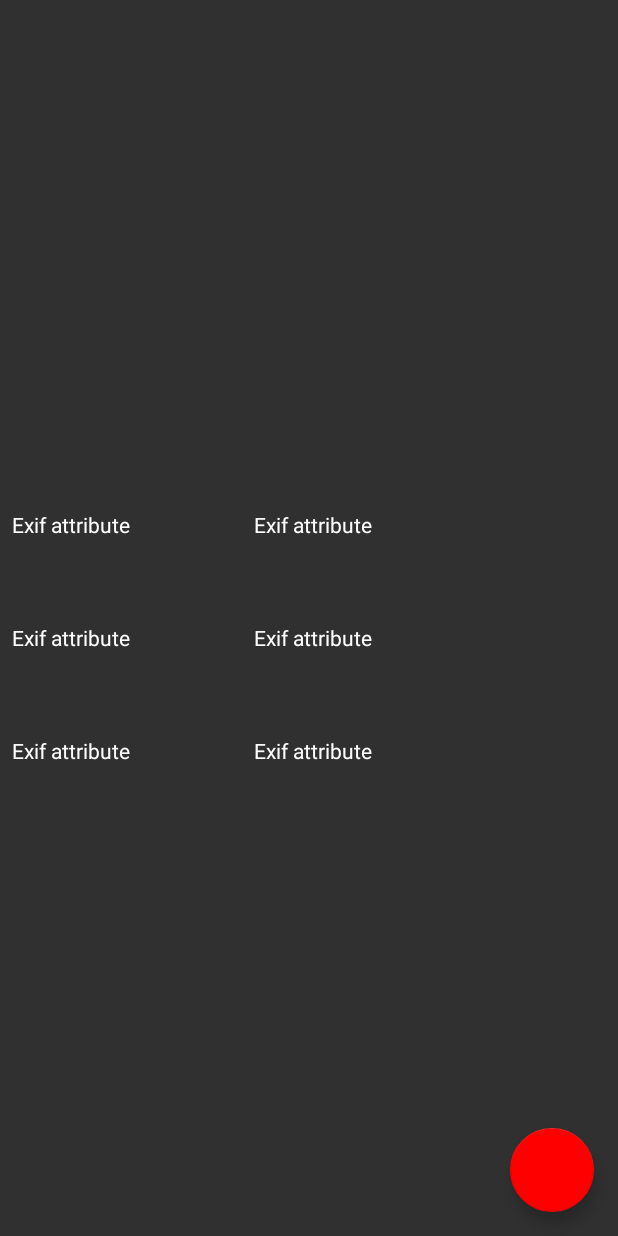
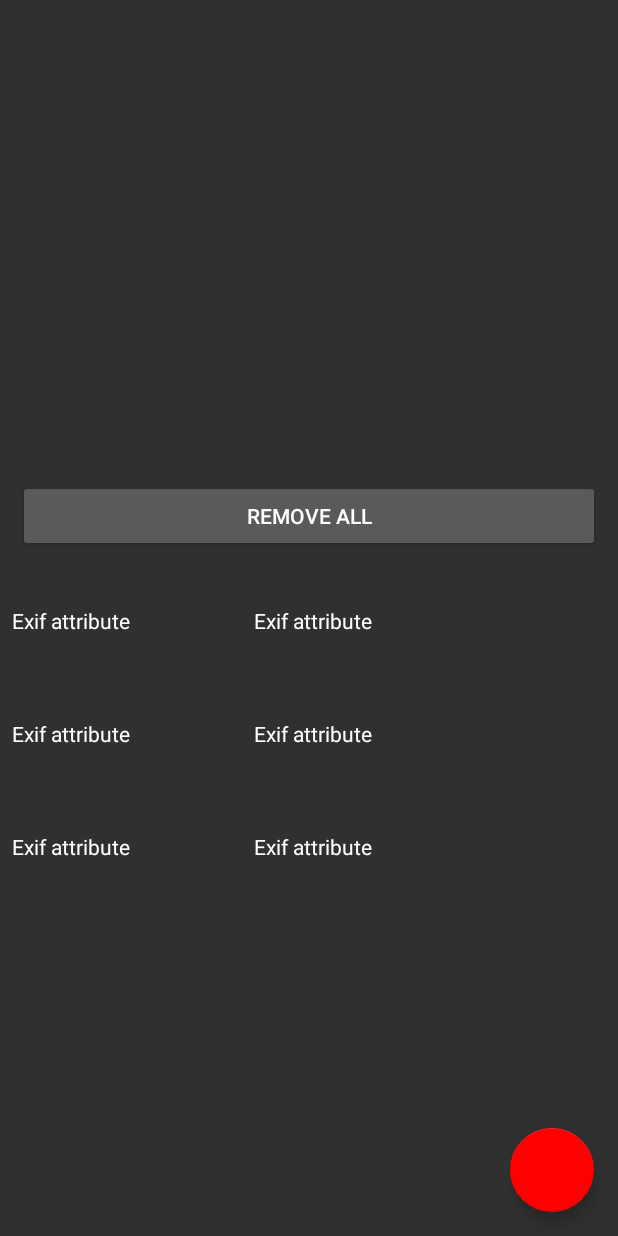
Before and after one commit to antonis179/exif-stripper, an Android app: the layout fragment_image_handling.xml on its own in the app's theme, with its tools: preview values and no code run, on a phone screen of 412 x 824 dp. Run offline under Robolectric (Android 15) with nearby library versions, the phone set to English and light mode, and no system bars.

Commit message:
Added remove all functionality

```diff
--- a/app/src/main/java/org/amoustakos/exifstripper/io/file/schemehandlers/ContentSchemeHandler.kt
+++ b/app/src/main/java/org/amoustakos/exifstripper/io/file/schemehandlers/ContentSchemeHandler.kt
@@ -127,7 +127,7 @@ internal class ContentSchemeHandler : SchemeHandler {
 
 			"content".equals(uri.scheme!!, ignoreCase = true) -> // Return the remote address
 				return if (isGooglePhotosUri(uri))
-					uri.lastPathSegment
+					uri.path
 				else
 					getDataColumn(uri, null, null)
 
@@ -167,7 +167,8 @@ internal class ContentSchemeHandler : SchemeHandler {
 	fun isExternalStorageDocument(uri: Uri) = "com.android.externalstorage.documents" == uri.authority
 	fun isDownloadsDocument(uri: Uri) = "com.android.providers.downloads.documents" == uri.authority
 	fun isMediaDocument(uri: Uri) = "com.android.providers.media.documents" == uri.authority
-	fun isGooglePhotosUri(uri: Uri) = "com.google.android.apps.photos.content" == uri.authority
+	fun isGooglePhotosUri(uri: Uri) = uri.authority?.startsWith("com.google.android.apps.photos")
+			?: false
 
 
 
--- a/app/src/main/res/layout/fragment_image_handling.xml
+++ b/app/src/main/res/layout/fragment_image_handling.xml
@@ -20,12 +20,24 @@
 			android:layout_width="match_parent"
 			android:layout_height="wrap_content"
 			android:orientation="vertical">
+
 			<ImageView
 				android:id="@+id/iv_preview"
 				android:layout_width="match_parent"
 				android:layout_height="@dimen/image_preview_height"
 				android:layout_marginBottom="@dimen/margin_normal"
 				android:contentDescription="@string/image_preview"/>
+
+			<Button
+				android:id="@+id/btn_remove_all"
+				android:layout_width="match_parent"
+				android:layout_height="wrap_content"
+				android:layout_margin="@dimen/margin_normal"
+				android:text="@string/remove_all"
+				android:gravity="center"
+				android:layout_gravity="center"
+				android:visibility="gone"
+				tools:visibility="visible"/>
 
 			<androidx.recyclerview.widget.RecyclerView
 				android:id="@+id/rv_exif"
@@ -36,6 +48,7 @@
 				app:layoutManager="androidx.recyclerview.widget.LinearLayoutManager"
 				android:orientation="vertical"
 				tools:listitem="@layout/row_exif_attribute"/>
+
 		</LinearLayout>
 	</androidx.core.widget.NestedScrollView>
 
--- a/app/src/main/res/values/strings.xml
+++ b/app/src/main/res/values/strings.xml
@@ -27,4 +27,9 @@
 	<string name="image_preview">Image preview</string>
 
 
+	<!-- Button resources -->
+
+	<string name="remove_all">Remove all</string>
+
+
 </resources>
```
Also changed, not shown: app/src/main/java/org/amoustakos/exifstripper/usecases/exifremoval/ImageHandlingFragment.kt (+41 -17 lines), app/src/main/java/org/amoustakos/exifstripper/utils/exif/ExifUtil.kt (+8 -1 lines).
